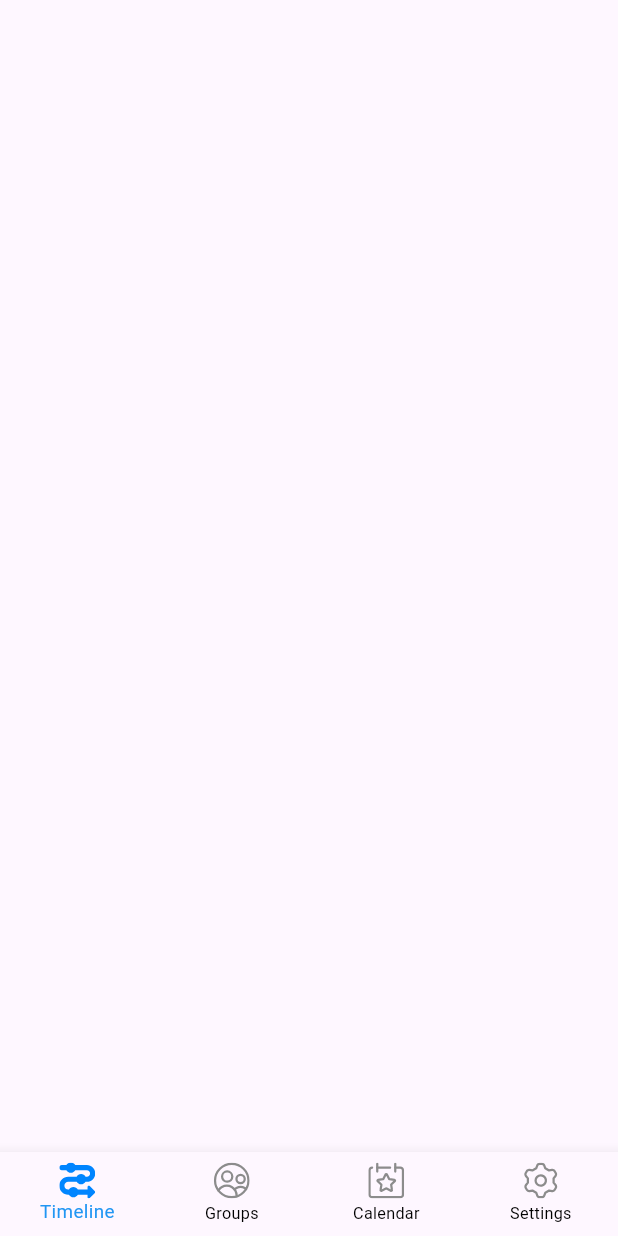
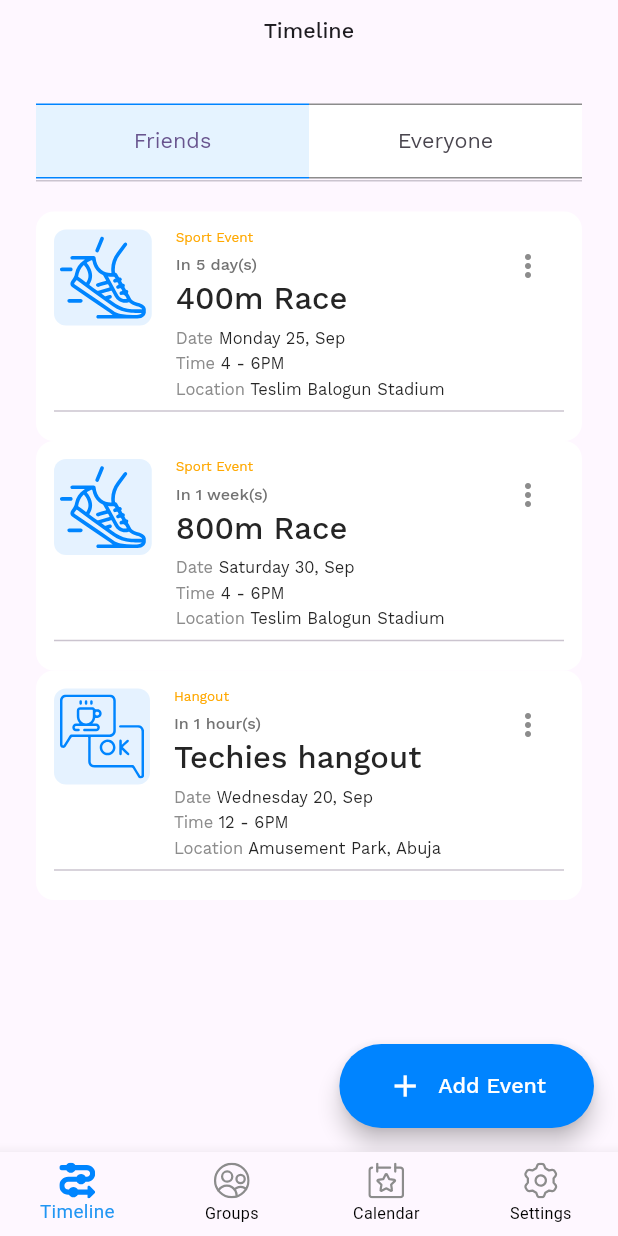
Before and after one commit to hngx-org/Hurricane-events-mobile, a Flutter app: the screen it shows after launch, on a phone screen of 412 x 824 dp. Run offline on Flutter 3.47's test engine with Material 2 defaults, Android fonts, the phone set to English and light mode, and no system bars; our stand-ins replace dio, flutter_svg, gap, grouped_list, retrofit, table_calendar and 1 more; missing offline and left inert: talker_dio_logger; generated files the repository leaves out were written again.

Commit message:
Timeline screen
Wrote the timeline screen and the timeline card widget

```diff
--- a/lib/app/presentation/home/home.dart
+++ b/lib/app/presentation/home/home.dart
@@ -2,6 +2,7 @@ import 'package:flutter/material.dart';
 import 'package:hurricane_events/app/presentation/home/calendar/screens/calendar_screen.dart';
 import 'package:hurricane_events/app/presentation/home/my_group/screens/group_screen.dart';
 import 'package:hurricane_events/app/presentation/home/settings/screens/settings.dart';
+import 'package:hurricane_events/app/presentation/home/timeline/screens/timeline.dart';
 import 'package:hurricane_events/component/widgets/bottom_navigation_bar/bottom_navigation_bar.dart';
 
 class HomeScreen extends StatefulWidget {
@@ -16,7 +17,7 @@ class _HomeScreenState extends State<HomeScreen> {
   int currentIndex = 0;
 
   final List<Widget> screens = [
-    const Scaffold(),
+    const TimelineScreen(),
     const GroupScreen(),
     const CalendarSection(),
     const SettingsScreen()
--- a/lib/app/presentation/home/timeline/screens/timeline.dart
+++ b/lib/app/presentation/home/timeline/screens/timeline.dart
@@ -0,0 +1,132 @@
+import 'package:flutter/material.dart';
+import 'package:hurricane_events/component/constants/color.dart';
+import 'package:hurricane_events/component/utils/extensions.dart';
+import 'package:hurricane_events/data/models/timeline/timeline_data.dart';
+import '../../../../../component/constants/images.dart';
+import '../widgets/custom_tab_widget.dart';
+import '../widgets/timeline_card.dart';
+
+
+final sampleData = [
+  TimelineData(
+      title: "400m Race",
+      location: 'Teslim Balogun Stadium',
+      startTime: DateTime(2023,9,25,16),
+      endTime: DateTime(2023,9,25,18),
+      eventType: 'Sport Event'),
+  TimelineData(
+      title: "800m Race",
+      location: 'Teslim Balogun Stadium',
+      startTime: DateTime(2023,9,30,16),
+      endTime: DateTime(2023,9,30,18),
+      eventType: 'Sport Event'),
+  TimelineData(
+      title: "Techies hangout",
+      location: 'Amusement Park, Abuja',
+      startTime: DateTime(2023,9,20,12),
+      endTime: DateTime(2023,9,20,18),
+      eventType: 'Hangout'),
+];
+
+class TimelineScreen extends StatefulWidget {
+  static const String routeName = "my_group";
+   const TimelineScreen({super.key});
+
+  @override
+  State<TimelineScreen> createState() => _TimelineScreenState();
+}
+
+class _TimelineScreenState extends State<TimelineScreen> {
+  int currentIndex = 0;
+
+  @override
+  Widget build(BuildContext context) {
+    return Scaffold(
+      body: SafeArea(
+          child: Column(
+            mainAxisAlignment: MainAxisAlignment.start,
+            crossAxisAlignment: CrossAxisAlignment.stretch,
+            children: [
+              12.height,
+              Text(
+                "Timeline",
+                textAlign: TextAlign.center,
+                style: context.headline3.copyWith(
+                  fontSize: 16,
+                ),
+              ),
+              40.height,
+              DefaultTabController(
+                  length: 2,
+                  child:  Padding(
+                    padding: const EdgeInsets.symmetric(horizontal: 24),
+                    child: Column(
+                      children: [
+                        TabBar(
+                            onTap: (value){
+                              currentIndex = value;
+                              setState(() {});
+                            },
+                            indicator: const UnderlineTabIndicator(
+                              borderSide: BorderSide.none
+                            ),
+                          indicatorSize: TabBarIndicatorSize.label,
+                            padding: EdgeInsets.zero,
+                            labelPadding: const EdgeInsets.all(0),
+                            tabs: [
+                              CustomTab(currentIndex: currentIndex, title: 'Friends', index: 0,),
+                              CustomTab(currentIndex: currentIndex, title: 'Everyone', index: 1,),
+                            ],
+                        ),
+                        20.height,
+                        SingleChildScrollView(
+                          child: Column(
+                              children: sampleData.map((data) => TimelineCard(
+                                  title: data.title,
+                                  onTap: (){},
+                                  moreButtonFunction: (){},
+                                  eventType: data.eventType,
+                                  endTime: data.endTime,
+                                  startTime: data.startTime,
+                                  location: data.location,
+                                  iconString: data.eventType == 'Sport Event'
+                                      ? AppImages.raceIcon
+                                      : AppImages.hangoutIcon
+                              )).toList()
+                          ),
+                        )
+                      ],
+                    ),
+                  ),
+              )
+            ],
+          )),
+      floatingActionButton: FloatingActionButton.extended(
+          onPressed: () {
+
+          },
+          shape: RoundedRectangleBorder(
+            borderRadius: BorderRadius.circular(32),
+          ),
+          backgroundColor: AppColors.darkBlue1,
+          extendedPadding:
+          const EdgeInsets.symmetric(horizontal: 32, vertical: 16),
+          label: Row(
+            children: [
+              const Icon(
+                Icons.add,
+                color: Colors.white,
+              ),
+              10.width,
+              Text(
+                "Add Event",
+                style: context.button2.copyWith(
+                  fontSize: 16,
+                  color: Colors.white,
+                ),
+              )
+            ],
+          )),
+    );
+  }
+}
--- /dev/null
+++ b/lib/app/presentation/home/timeline/widgets/custom_tab_widget.dart
@@ -0,0 +1,47 @@
+import 'package:flutter/material.dart';
+import 'package:hurricane_events/component/utils/extensions.dart';
+import '../../../../../../component/constants/color.dart';
+
+
+
+class CustomTab extends StatelessWidget {
+  const CustomTab({
+    super.key,
+    required this.currentIndex,
+    required this.title,
+    required this.index
+  });
+
+  final int currentIndex;
+  final String title;
+  final int index;
+
+  @override
+  Widget build(BuildContext context) {
+    return Container(
+      height: 50,
+      width: double.infinity,
+      decoration:  BoxDecoration(
+          border: Border(
+            bottom: BorderSide(color: currentIndex == index
+                ? AppColors.darkBlue1
+                : AppColors.darkGrey),
+            top: BorderSide(color: currentIndex == index
+                ? AppColors.darkBlue1
+                : AppColors.darkGrey),
+          ),
+          color: currentIndex == index
+              ? AppColors.p10
+              : Colors.white
+      ),
+      child: Center(
+        child: Text(
+          title,
+          style: context.body2.copyWith(
+            fontSize: 16,
+          ),
+        ),
+      ),
+    );
+  }
+}
--- /dev/null
+++ b/lib/app/presentation/home/timeline/widgets/timeline_card.dart
@@ -0,0 +1,215 @@
+import 'package:flutter/material.dart';
+import 'package:flutter_svg/svg.dart';
+import 'package:hurricane_events/component/utils/extensions.dart';
+import 'package:intl/intl.dart';
+import '../../../../../../component/constants/color.dart';
+
+class TimelineCard extends StatelessWidget {
+  const TimelineCard({
+    super.key,
+    required this.title,
+    required this.onTap,
+    required this.eventType,
+    required this.endTime,
+    required this.startTime,
+    required this.location,
+    required this.moreButtonFunction,
+    required this.iconString
+  });
+  final String title;
+  final String eventType;
+  final VoidCallback onTap;
+  final DateTime startTime;
+  final DateTime endTime;
+  final String location;
+  final VoidCallback moreButtonFunction;
+  final String iconString;
+
+  @override
+  Widget build(BuildContext context) {
+    return InkWell(
+      onTap: onTap,
+      child: Container(
+        decoration: ShapeDecoration(
+          color: Colors.white,
+          shape: RoundedRectangleBorder(
+            borderRadius: BorderRadius.circular(12),
+          ),
+        ),
+        padding: const EdgeInsets.all(12),
+        child: Column(
+          children: [
+            Row(
+              crossAxisAlignment: CrossAxisAlignment.start,
+              children: [
+                Container(
+                  decoration: ShapeDecoration(
+                    color: AppColors.lightBlue1,
+                    shape: RoundedRectangleBorder(
+                        borderRadius: BorderRadius.circular(8)),
+                  ),
+                  padding: const EdgeInsets.all(4),
+                  child: SvgPicture.asset(
+                    iconString,
+                    height: 56,
+                    color: AppColors.darkBlue2,
+                  ),
+                ),
+                16.width,
+                Column( // expanded was here
+                  mainAxisAlignment: MainAxisAlignment.start,
+                  crossAxisAlignment: CrossAxisAlignment.start,
+                  children: [
+                    Text(
+                      eventType,
+                      style: context.body2.copyWith(
+                        fontSize: 10,
+                        color: AppColors.designOrange,
+                      ),
+                    ),
+                    const SizedBox(height: 6),
+                    Text(
+                      calculateTimeStatus(startTime, endTime)[0],
+                      style: context.body1.copyWith(
+                        fontSize: 12,
+                        color: calculateTimeStatus(startTime, endTime)[1]
+                            ? AppColors.darkBlue2
+                            : AppColors.designBlack3,
+                      ),
+                    ),
+                    const SizedBox(height: 4),
+                    Text(
+                      title,
+                      style: context.body1.copyWith(
+                        fontSize: 23,
+                        color: AppColors.designBlack1,
+                      ),
+                    ),
+                    const SizedBox(height: 8),
+                    RichText(
+                      text: TextSpan(
+                        children: [
+                          TextSpan(
+                            text: "Date",
+                            style: context.body2.copyWith(
+                              fontSize: 11,
+                              color: AppColors.designBlack2,
+                            ),
+                          ),
+                          TextSpan(
+                            text: " ${DateFormat("EEEE dd, MMM").format(startTime)}",
+                            style: context.body2.copyWith(
+                              fontSize: 11,
+                              color: AppColors.designBlack1,
+                            ),
+                          )
+                        ],
+                      ),
+                    ),
+                    const SizedBox(height: 4),
+                    RichText(
+                      text: TextSpan(
+                        children: [
+                          TextSpan(
+                            text: "Time",
+                            style: context.body2.copyWith(
+                              fontSize: 11,
+                              color: AppColors.designBlack2,
+                            ),
+                          ),
+                          TextSpan(
+                            text: " ${hourFormatter(startTime)} - ${hourFormatter(endTime)}${getAmOrPm(endTime)}",
+                            style: context.body2.copyWith(
+                              fontSize: 11,
+                              color: AppColors.designBlack1,
+                            ),
+                          )
+                        ],
+                      ),
+                    ),
+                    const SizedBox(height: 4),
+                    RichText(
+                      text: TextSpan(
+                        children: [
+                          TextSpan(
+                            text: "Location",
+                            style: context.body2.copyWith(
+                              fontSize: 11,
+                              color: AppColors.designBlack2,
+                            ),
+                          ),
+                          TextSpan(
+                            text: " $location",
+                            style: context.body2.copyWith(
+                              fontSize: 11,
+                              color: AppColors.designBlack1,
+                            ),
+                          )
+                        ],
+                      ),
+                    ),
+                  ],
+                ),
+                Expanded(
+                  child: Align(
+                    alignment: Alignment.topRight,
+                    child: IconButton(
+                      icon: const Icon(Icons.more_vert, color: AppColors.darkGrey,),
+                      onPressed: moreButtonFunction,
+                    ),
+                  ),
+                )
+              ],
+            ),
+            const Divider()
+          ],
+        ),
+      ),
+    );
+  }
+
+  List calculateTimeStatus(DateTime startDateTime, DateTime endDateTime) {
+    DateTime now = DateTime.now();
+    String statusString = '';
+    bool isHappeningNow = false;
+
+    // Check if the event is happening now
+    if (startDateTime.isBefore(now) && endDateTime.isAfter(now)) {
+      statusString =  "LIVE";
+      isHappeningNow = true;
+    } else if (startDateTime.isAfter(now)) {
+      // Calculate the time difference
+      Duration difference = startDateTime.difference(now);
+
+      if (difference.inDays >= 7) {
+        // More than 1 week in the future
+        statusString =  "In ${difference.inDays~/7} week(s)";
+      } else if (difference.inDays >= 1) {
+        // 1 day to 1 week in the future
+        statusString =  "In ${difference.inDays} day(s)";
+      } else if (difference.inHours >= 1) {
+        // Less than 1 day but more than 1 hour in the future
+        statusString =  "In ${difference.inHours} hour(s)";
+      } else {
+        // Less than 1 hour in the future
+        statusString =  "In ${difference.inMinutes} minute(s)";
+      }
+    } else {
+      // The event has already ended
+      statusString =  "Event Ended";
+    }
+    return [statusString, isHappeningNow];
+  }
+  String getAmOrPm(DateTime dateTime) {
+    if (dateTime.hour < 12) {
+      return "AM";
+    } else {
+      return "PM";
+    }
+  }
+  int hourFormatter(DateTime time){
+    int hour = time.hour;
+    return (hour % 12 == 0) ? 12 : hour % 12;
+  }
+
+}
--- /dev/null
+++ b/lib/data/models/timeline/timeline_data.dart
@@ -0,0 +1,38 @@
+import 'dart:convert';
+
+class TimelineData {
+  final String title;
+  final String eventType;
+  final DateTime startTime;
+  final DateTime endTime;
+  final String location;
+
+  TimelineData({
+    required this.title,
+    required this.location,
+    required this.startTime,
+    required this.endTime,
+    required this.eventType,
+  });
+
+  factory TimelineData.fromRawJson(String str) =>
+      TimelineData.fromJson(json.decode(str));
+
+  String toRawJson() => json.encode(toJson());
+
+  factory TimelineData.fromJson(Map<String, dynamic> json) => TimelineData(
+    title: json["title"],
+    location: json["location"],
+    startTime: json["startTime"],
+    endTime: json["endTime"],
+    eventType: json["eventType"],
+  );
+
+  Map<String, dynamic> toJson() => {
+    "title": title,
+    "location": location,
+    "startTime": startTime,
+    "endTime": endTime,
+    "eventType": eventType
+  };
+}
```
